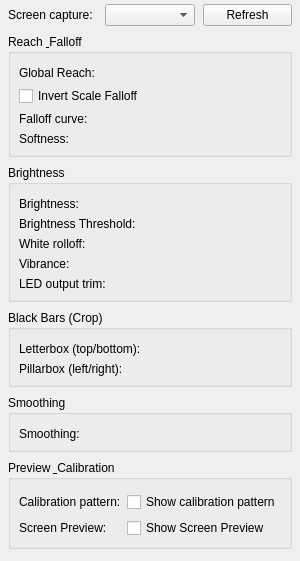
Qt form ui/forms/ScreenMirrorMonitorSettings.ui (Wolfieeewolf/OpenRGB3DSpatialPlugin) before a commit.
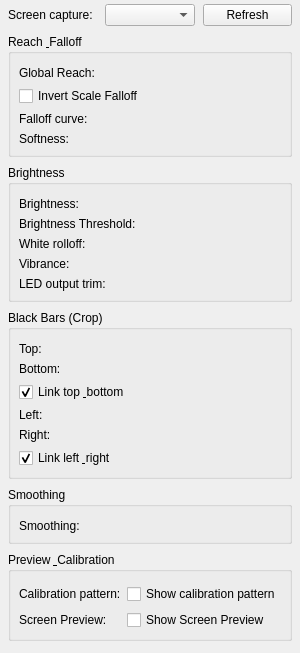
The same form after that commit. Custom widgets are drawn as their Qt base class.

Commit message:
feat: enforce spin-over-slider and three-ways UI accessibility
Promote effect/settings ranges to EffectSliderRow, wire list/viewport/gradient deletes through menus and Delete/Backspace, and gate the standards in multipass pass 5.

```diff
--- a/ui/forms/ScreenMirrorMonitorSettings.ui
+++ b/ui/forms/ScreenMirrorMonitorSettings.ui
@@ -203,7 +203,7 @@
       <item row="0" column="0">
        <widget class="QLabel" name="letterboxCaption">
         <property name="text">
-         <string>Letterbox (top/bottom):</string>
+         <string>Top:</string>
         </property>
        </widget>
       </item>
@@ -213,12 +213,58 @@
       <item row="1" column="0">
        <widget class="QLabel" name="pillarboxCaption">
         <property name="text">
-         <string>Pillarbox (left/right):</string>
+         <string>Bottom:</string>
         </property>
        </widget>
       </item>
       <item row="1" column="1">
-       <widget class="EffectSliderRow" name="pillarboxRow" native="true"/>
+       <widget class="EffectSliderRow" name="blackBarBottomRow" native="true"/>
+      </item>
+      <item row="2" column="0" colspan="2">
+       <widget class="QCheckBox" name="blackBarLinkVerticalCheck">
+        <property name="text">
+         <string>Link top &amp; bottom</string>
+        </property>
+        <property name="checked">
+         <bool>true</bool>
+        </property>
+        <property name="toolTip">
+         <string>When on, changing Top also sets Bottom (and the other way around).</string>
+        </property>
+       </widget>
+      </item>
+      <item row="3" column="0">
+       <widget class="QLabel" name="blackBarLeftCaption">
+        <property name="text">
+         <string>Left:</string>
+        </property>
+       </widget>
+      </item>
+      <item row="3" column="1">
+       <widget class="EffectSliderRow" name="blackBarLeftRow" native="true"/>
+      </item>
+      <item row="4" column="0">
+       <widget class="QLabel" name="blackBarRightCaption">
+        <property name="text">
+         <string>Right:</string>
+        </property>
+       </widget>
+      </item>
+      <item row="4" column="1">
+       <widget class="EffectSliderRow" name="blackBarRightRow" native="true"/>
+      </item>
+      <item row="5" column="0" colspan="2">
+       <widget class="QCheckBox" name="blackBarLinkHorizontalCheck">
+        <property name="text">
+         <string>Link left &amp; right</string>
+        </property>
+        <property name="checked">
+         <bool>true</bool>
+        </property>
+        <property name="toolTip">
+         <string>When on, changing Left also sets Right (and the other way around).</string>
+        </property>
+       </widget>
       </item>
      </layout>
     </widget>
```
Left out of the diff: 9 changed lines with no effect on the pictures. The commit also changes 39 other files.
